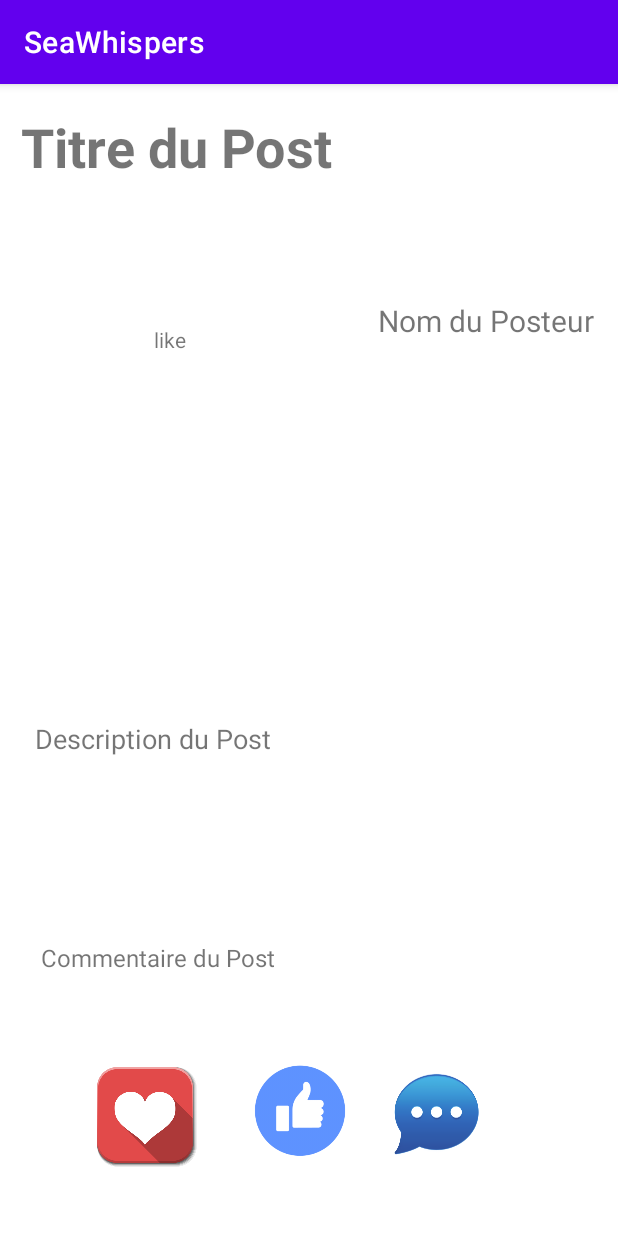
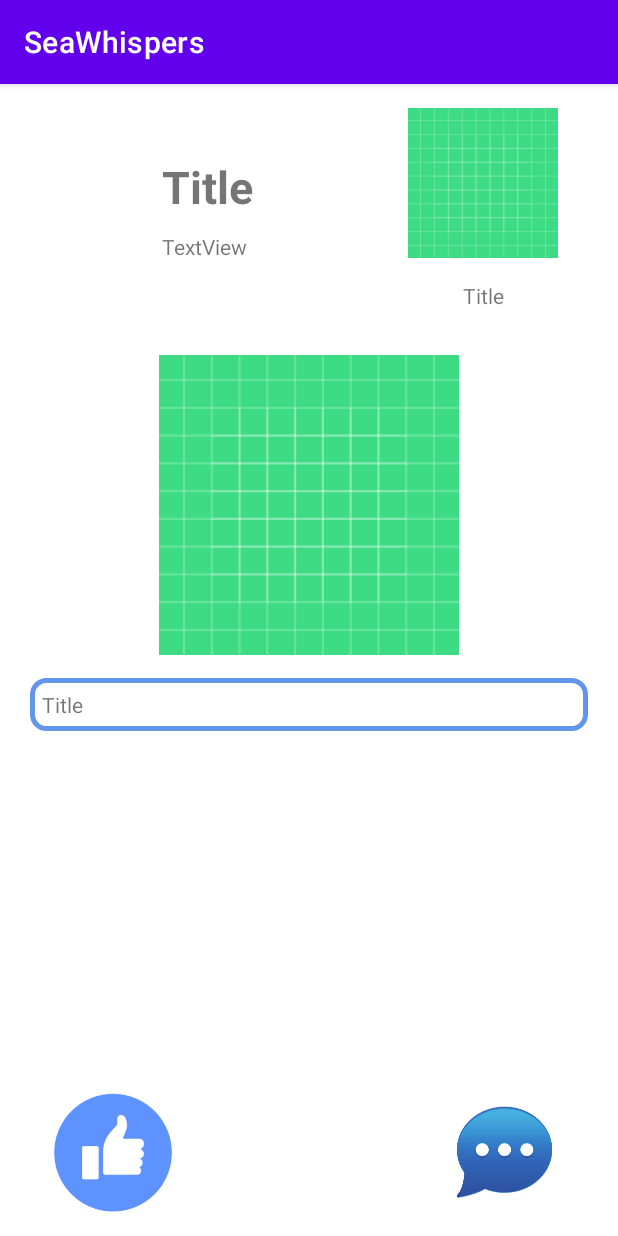
Before and after one commit to QuantumEnigmaa/NetworkApp, an Android app: the DetailPost screen opened directly, with no data from a screen before it, on a phone screen of 412 x 824 dp. Run offline under Robolectric (Android 15) with nearby library versions, the phone set to English and light mode, and no system bars; 5 statements that could not run were skipped.

Commit message:
Detail post activity refaite

```diff
--- a/app/src/main/java/fr/isen/networkapp/pk/DetailPost.kt
+++ b/app/src/main/java/fr/isen/networkapp/pk/DetailPost.kt
@@ -22,13 +22,13 @@ class DetailPost : AppCompatActivity() {
 
         post = intent.getSerializableExtra(POST_INFO) as Post
 
-        binding.activityDetailPostNomPosteur.text = post.posterName
-        binding.activityDetailPostDescriptionPost.text = post.content
-        binding.activityDetailPostTitle.text = post.postTitle
-        binding.activityDetailPostLikeCount.text = "${post.likeBy!!.size-1}"
+        binding.activityPostDetailPosterName.text = post.posterName
+        binding.activityPostDetailDescription.text = post.content
+        binding.activityPostDetailTitle.text = post.postTitle
+        binding.activityPostDetailLikeCount.text = "${post.likeBy!!.size-1}"
 
         //TODO better user
-        binding.activityDetailPostLike.setOnClickListener {
+        binding.activityPostDetailLike.setOnClickListener {
             like("Jean-Test")
         }
     }
@@ -40,7 +40,7 @@ class DetailPost : AppCompatActivity() {
         else {
             post.likeBy!!.add(user)
         }
-        binding.activityDetailPostLikeCount.text = "${post.likeBy!!.size-1}"
+        binding.activityPostDetailLikeCount.text = "${post.likeBy!!.size-1}"
         return
     }
     override fun onDestroy() {
--- /dev/null
+++ b/app/src/main/res/drawable/border_description.xml
@@ -0,0 +1,13 @@
+<?xml version="1.0" encoding="utf-8"?>
+<shape
+    xmlns:android="http://schemas.android.com/apk/res/android"
+    android:shape="rectangle">
+
+    <stroke
+        android:width="3dp"
+        android:color="@color/cornflower_blue"/>
+
+    <corners
+        android:radius="9dp"/>
+
+</shape>
--- a/app/src/main/res/layout/activity_detail_post.xml
+++ b/app/src/main/res/layout/activity_detail_post.xml
@@ -1,119 +1,99 @@
 <?xml version="1.0" encoding="utf-8"?>
-<androidx.constraintlayout.widget.ConstraintLayout xmlns:android="http://schemas.android.com/apk/res/android"
+<androidx.constraintlayout.widget.ConstraintLayout
+    xmlns:android="http://schemas.android.com/apk/res/android"
     xmlns:app="http://schemas.android.com/apk/res-auto"
     xmlns:tools="http://schemas.android.com/tools"
     android:layout_width="match_parent"
     android:layout_height="match_parent"
-    tools:context=".detailPost">
+    tools:context=".DetailPost">
+
 
     <TextView
-        android:id="@+id/activityDetailPostTitle"
-        android:layout_width="210dp"
-        android:layout_height="97dp"
-        android:text="@string/titre_post"
-        android:textSize="36sp"
+        android:id="@+id/activityPostDetailTitle"
+        android:layout_width="0dp"
+        android:layout_height="wrap_content"
+        android:layout_marginStart="20dp"
+        android:layout_marginTop="48dp"
+        android:layout_marginEnd="15dp"
+        android:text="@string/post_detail_title"
+        android:textSize="30sp"
         android:textStyle="bold"
-        app:layout_constraintBottom_toBottomOf="parent"
-        app:layout_constraintEnd_toEndOf="parent"
-        app:layout_constraintHorizontal_bias="0.068"
+        android:gravity="center"
+        app:layout_constraintEnd_toStartOf="@+id/activityPostDetailProfileImage"
         app:layout_constraintStart_toStartOf="parent"
-        app:layout_constraintTop_toTopOf="parent"
-        app:layout_constraintVertical_bias="0.026" />
+        app:layout_constraintTop_toTopOf="parent" />
 
     <ImageView
-        android:id="@+id/activityDetailPostPdp"
-        android:layout_width="92dp"
-        android:layout_height="94dp"
+        android:id="@+id/activityPostDetailProfileImage"
+        android:layout_width="100dp"
+        android:layout_height="100dp"
         android:layout_marginTop="16dp"
-        android:layout_marginEnd="16dp"
-        app:layout_constraintEnd_toEndOf="parent"
-        app:layout_constraintTop_toTopOf="parent"
-        tools:srcCompat="@tools:sample/avatars" />
-
-    <TextView
-        android:id="@+id/activityDetailPostNomPosteur"
-        android:layout_width="wrap_content"
-        android:layout_height="wrap_content"
-        android:layout_marginTop="144dp"
-        android:layout_marginEnd="16dp"
-        android:text="@string/nom_posteur"
-        android:textSize="20sp"
+        android:layout_marginEnd="40dp"
+        android:src="@drawable/ic_launcher_background"
         app:layout_constraintEnd_toEndOf="parent"
         app:layout_constraintTop_toTopOf="parent" />
 
     <TextView
-        android:id="@+id/activityDetailPostDescriptionPost"
-        android:layout_width="365dp"
-        android:layout_height="111dp"
-        android:layout_marginTop="8dp"
-        android:text="@string/description_post"
-        android:textSize="18sp"
+        android:id="@+id/activityPostDetailPosterName"
+        android:layout_width="wrap_content"
+        android:maxWidth="100dp"
+        android:layout_height="wrap_content"
+        android:layout_marginTop="15dp"
+        android:layout_marginEnd="76dp"
+        android:text="@string/post_detail_title"
+        app:layout_constraintEnd_toEndOf="parent"
+        app:layout_constraintTop_toBottomOf="@+id/activityPostDetailProfileImage" />
+
+    <ImageView
+        android:id="@+id/activityPostDetailImage"
+        android:layout_width="match_parent"
+        android:layout_height="200dp"
+        android:layout_marginTop="30dp"
+        android:src="@drawable/ic_launcher_background"
+        app:layout_constraintTop_toBottomOf="@+id/activityPostDetailPosterName"
+        tools:layout_editor_absoluteX="0dp" />
+
+    <TextView
+        android:id="@+id/activityPostDetailDescription"
+        android:layout_width="0dp"
+        android:layout_height="wrap_content"
+        android:layout_marginStart="20dp"
+        android:layout_marginTop="15dp"
+        android:layout_marginEnd="20dp"
+        android:padding="8dp"
+        android:text="@string/post_detail_title"
+        android:background="@drawable/border_description"
         app:layout_constraintEnd_toEndOf="parent"
         app:layout_constraintStart_toStartOf="parent"
-        app:layout_constraintTop_toBottomOf="@+id/viewPager2" />
+        app:layout_constraintTop_toBottomOf="@+id/activityPostDetailImage" />
+
+    <ImageView
+        android:id="@+id/activityPostDetailComment"
+        android:layout_width="80dp"
+        android:layout_height="80dp"
+        android:layout_marginEnd="35dp"
+        android:layout_marginBottom="15dp"
+        android:src="@drawable/commentaire"
+        app:layout_constraintBottom_toBottomOf="parent"
+        app:layout_constraintEnd_toEndOf="parent" />
+
+    <ImageView
+        android:id="@+id/activityPostDetailLike"
+        android:layout_width="80dp"
+        android:layout_height="80dp"
+        android:layout_marginStart="35dp"
+        android:layout_marginBottom="15dp"
+        android:src="@drawable/poucebleu"
+        app:layout_constraintBottom_toBottomOf="parent"
+        app:layout_constraintStart_toStartOf="parent" />
 
     <TextView
-        android:id="@+id/activityDetailPostCommentairePost"
-        android:layout_width="357dp"
-        android:layout_height="77dp"
-        android:text="@string/commentaires_post"
-        android:textSize="16sp"
-        app:layout_constraintBottom_toBottomOf="parent"
-        app:layout_constraintEnd_toEndOf="parent"
-        app:layout_constraintStart_toStartOf="parent"
-        app:layout_constraintTop_toBottomOf="@+id/activityDetailPostDescriptionPost"
-        app:layout_constraintVertical_bias="0.23000002" />
-
-    <androidx.viewpager2.widget.ViewPager2
-        android:id="@+id/viewPager2"
-        android:layout_width="match_parent"
-        android:layout_height="200dp"
-        app:layout_constraintBottom_toBottomOf="parent"
-        app:layout_constraintTop_toTopOf="parent"
-        app:layout_constraintVertical_bias="0.38"
-        tools:layout_editor_absoluteX="171dp" />
-
-    <ImageView
-        android:id="@+id/imageView2"
-        android:layout_width="89dp"
-        android:layout_height="69dp"
-        android:layout_marginStart="52dp"
-        android:layout_marginTop="4dp"
-        android:src="@drawable/logoheart"
-        app:layout_constraintBottom_toBottomOf="parent"
-        app:layout_constraintStart_toStartOf="parent"
-        app:layout_constraintTop_toBottomOf="@+id/activityDetailPostCommentairePost"
-        app:layout_constraintVertical_bias="0.0" />
-
-    <ImageView
-        android:id="@+id/activityDetailPostLike"
-        android:layout_width="61dp"
-        android:layout_height="64dp"
-        android:layout_marginStart="28dp"
-        android:layout_marginTop="4dp"
-        android:src="@drawable/poucebleu"
-        app:layout_constraintStart_toEndOf="@+id/imageView2"
-        app:layout_constraintTop_toBottomOf="@+id/activityDetailPostCommentairePost" />
-
-    <ImageView
-        android:id="@+id/imageView4"
-        android:layout_width="73dp"
-        android:layout_height="69dp"
-        android:layout_marginStart="24dp"
-        android:layout_marginTop="4dp"
-        android:src="@drawable/commentaire"
-        app:layout_constraintStart_toEndOf="@+id/activityDetailPostLike"
-        app:layout_constraintTop_toBottomOf="@+id/activityDetailPostCommentairePost" />
-
-    <TextView
-        android:id="@+id/activityDetailPostLikeCount"
+        android:id="@+id/activityPostDetailLikeCount"
         android:layout_width="wrap_content"
         android:layout_height="wrap_content"
-        android:layout_marginEnd="128dp"
-        android:text="like"
-        app:layout_constraintBottom_toTopOf="@+id/viewPager2"
-        app:layout_constraintEnd_toStartOf="@+id/activityDetailPostNomPosteur"
-        app:layout_constraintTop_toBottomOf="@+id/activityDetailPostTitle"
-        app:layout_constraintVertical_bias="0.557" />
-
+        android:layout_marginTop="10dp"
+        android:text="TextView"
+        app:layout_constraintEnd_toStartOf="@+id/activityPostDetailProfileImage"
+        app:layout_constraintStart_toStartOf="parent"
+        app:layout_constraintTop_toBottomOf="@+id/activityPostDetailTitle" />
 </androidx.constraintlayout.widget.ConstraintLayout>
--- a/app/src/main/res/layout/post_cell.xml
+++ b/app/src/main/res/layout/post_cell.xml
@@ -14,8 +14,11 @@
         android:id="@+id/cellphoto"
         android:layout_width="89dp"
         android:layout_height="87dp"
-        android:layout_marginTop="140dp"
+        android:layout_marginTop="132dp"
+        android:layout_marginBottom="10dp"
+        app:layout_constraintBottom_toBottomOf="parent"
         app:layout_constraintEnd_toStartOf="@+id/celldescription"
+        app:layout_constraintHorizontal_bias="0.408"
         app:layout_constraintStart_toStartOf="parent"
         app:layout_constraintTop_toTopOf="parent"
         tools:srcCompat="@tools:sample/avatars" />
@@ -24,30 +27,33 @@
         android:id="@+id/celltitre"
         android:layout_width="123dp"
         android:layout_height="41dp"
-        android:layout_marginStart="144dp"
+        android:layout_marginStart="12dp"
         android:layout_marginTop="68dp"
         android:text="TextView"
-        app:layout_constraintStart_toStartOf="parent"
+        app:layout_constraintEnd_toStartOf="@+id/celllike"
+        app:layout_constraintStart_toEndOf="@+id/cellphoto"
         app:layout_constraintTop_toTopOf="parent" />
 
     <TextView
         android:id="@+id/celldescription"
         android:layout_width="200sp"
         android:layout_height="wrap_content"
-        android:layout_marginStart="160dp"
-        android:layout_marginTop="160dp"
+        android:layout_marginTop="152dp"
+        android:layout_marginEnd="64dp"
         android:text="TextView"
-        app:layout_constraintStart_toStartOf="parent"
+        app:layout_constraintEnd_toEndOf="parent"
         app:layout_constraintTop_toTopOf="parent" />
 
     <TextView
         android:id="@+id/celluser"
         android:layout_width="wrap_content"
         android:layout_height="wrap_content"
+        android:layout_marginStart="16dp"
         android:layout_marginTop="68dp"
-        android:layout_marginEnd="308dp"
+        android:layout_marginEnd="10dp"
         android:text="TextView"
-        app:layout_constraintEnd_toEndOf="parent"
+        app:layout_constraintEnd_toStartOf="@+id/celltitre"
+        app:layout_constraintStart_toStartOf="parent"
         app:layout_constraintTop_toTopOf="parent" />
 
     <ImageView
@@ -66,6 +72,7 @@
         android:layout_height="wrap_content"
         android:layout_marginTop="20dp"
         android:layout_marginEnd="176dp"
+        android:layout_marginBottom="10dp"
         android:text="@string/cell_detail"
         android:textColor="@color/dark_golden_rod"
         app:layout_constraintBottom_toBottomOf="parent"
--- a/app/src/main/res/values/colors.xml
+++ b/app/src/main/res/values/colors.xml
@@ -11,4 +11,5 @@
     <color name="dark_golden_rod">#B8860B</color>
     <color name="red">#B22222</color>
     <color name="light_gray">#D3D3D3</color>
+    <color name="cornflower_blue">#6495ED</color>
 </resources>
--- a/app/src/main/res/values/strings.xml
+++ b/app/src/main/res/values/strings.xml
@@ -19,4 +19,5 @@
     <string name="description_post">Description du Post</string>
     <string name="commentaires_post">Commentaire du Post</string>
     <string name="cell_detail">Voir plus</string>
+    <string name="post_detail_title">Title</string>
 </resources>
```
